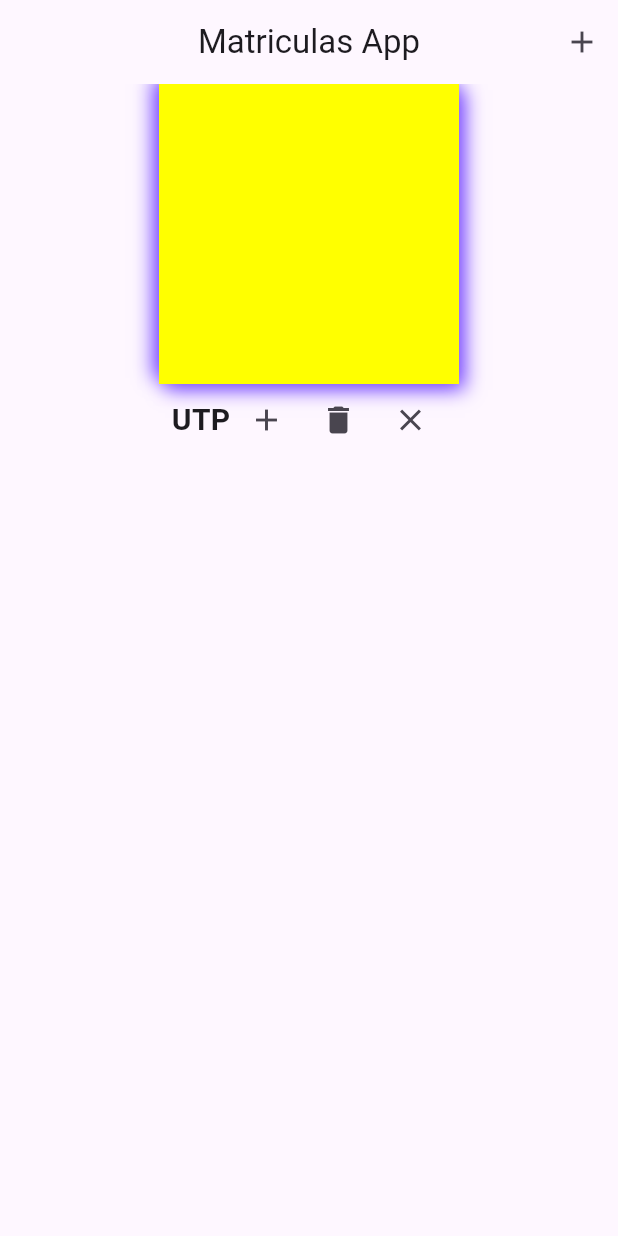
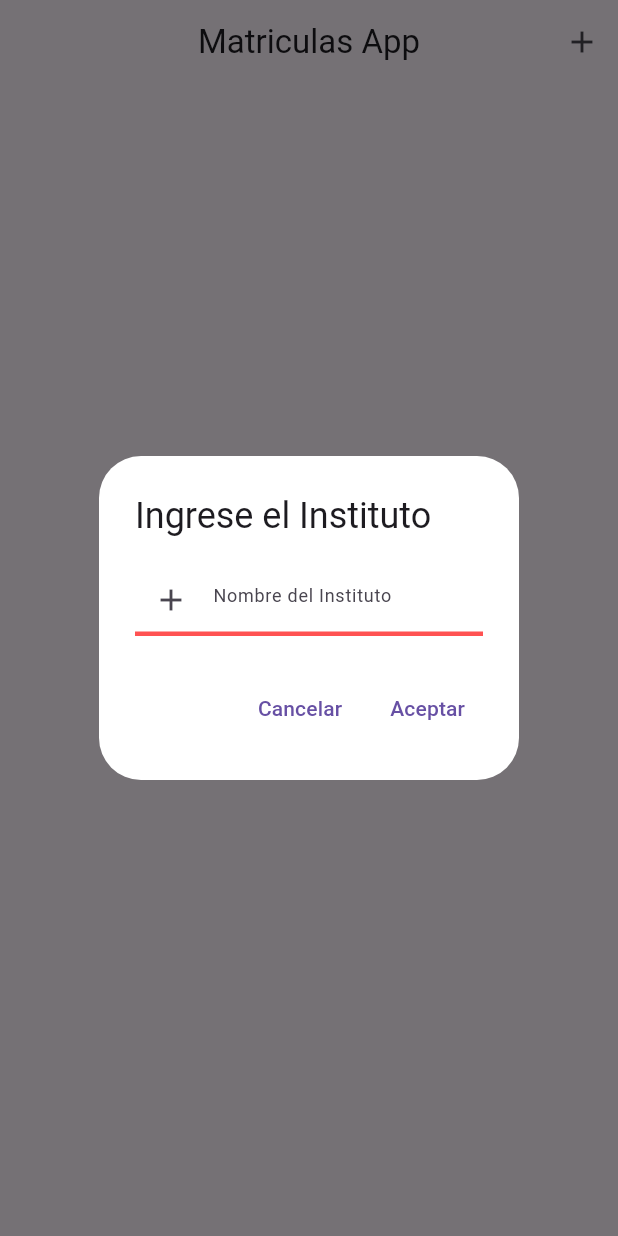
Before and after one commit to WCNosliwsys/matriculaapp, a Flutter app: the screen it shows after launch, after a tap on the "add" icon, on a phone screen of 412 x 824 dp. Run offline on Flutter 3.47's test engine with Material 3 defaults, Android fonts, the phone set to English and light mode, and no system bars.

Commit message:
formulario matricula completado

```diff
--- a/lib/screens/matricula_screen.dart
+++ b/lib/screens/matricula_screen.dart
@@ -24,12 +24,162 @@ class _MatriculasHomeState extends State<MatriculasHome> {
   List<Matricula> matriculasList = [];
 
   List<Institucion> institucioneslist = [];
-  showMiDialogo() {
+
+  TextEditingController _instituteController = TextEditingController();
+  TextEditingController _nombreController = TextEditingController();
+  TextEditingController _direccionController = TextEditingController();
+  TextEditingController _celularController = TextEditingController();
+  showDialogInstitute() {
     showDialog(
-        context: context,
-        builder: (BuildContext context) {
-          return Text("hoal");
-        });
+      context: context,
+      builder: (BuildContext context) {
+        return AlertDialog(
+          title: Text("Ingrese el Instituto"),
+          backgroundColor: Colors.white,
+          content: TextField(
+            controller: _instituteController,
+            decoration: InputDecoration(
+              hintText: "Nombre del Instituto",
+              hintStyle: TextStyle(fontSize: 12),
+              prefixIcon: Icon(
+                Icons.add,
+              ),
+              focusedBorder: OutlineInputBorder(
+                borderRadius: BorderRadius.circular(12.0),
+                borderSide: BorderSide(
+                  color: Colors.deepPurpleAccent,
+                  width: 3.0,
+                ),
+              ),
+              enabledBorder: UnderlineInputBorder(
+                // borderRadius: BorderRadius.circular(12.0),
+                borderSide: BorderSide(
+                  color: Colors.redAccent,
+                  width: 3.0,
+                ),
+              ),
+            ),
+          ),
+          actions: [
+            TextButton(
+              onPressed: () {
+                Navigator.pop(context);
+                // Navigator.pop(context);
+                // Navigator.pop(context);
+              },
+              child: Text(
+                "Cancelar",
+              ),
+            ),
+            TextButton(
+              onPressed: () {
+                print("presiono aceptar");
+                institucioneslist.add(
+                  Institucion(
+                    nombre: _instituteController.text,
+                    direccion: "AV LIMA 123123",
+                    ruc: "12345678",
+                    telefono: "98765431",
+                    matriculas: [],
+                  ),
+                );
+                _instituteController.text = "";
+                setState(() {});
+                Navigator.pop(context);
+              },
+              child: Text(
+                "Aceptar",
+              ),
+            ),
+          ],
+        );
+      },
+    );
+  }
+
+  showDialogMatricula(institucionElement) {
+    showDialog(
+      context: context,
+      builder: (BuildContext context) {
+        return AlertDialog(
+          title: Text("Ingrese Datos de la Persona"),
+          backgroundColor: Colors.white,
+          content: Column(
+            mainAxisSize: MainAxisSize.min,
+            children: [
+              miTextField(_nombreController, "Nombre", Icons.person),
+              miTextField(_direccionController, "Direccion", Icons.house),
+              miTextField(_celularController, "Celular", Icons.phone,
+                  inputType: TextInputType.number),
+            ],
+          ),
+          actions: [
+            TextButton(
+              onPressed: () {
+                Navigator.pop(context);
+                // Navigator.pop(context);
+                // Navigator.pop(context);
+              },
+              child: Text(
+                "Cancelar",
+              ),
+            ),
+            TextButton(
+              onPressed: () {
+                print("presiono aceptar");
+                institucionElement.matriculas.add(
+                  Matricula(
+                    fecha: "14/01/2024",
+                    hora: "11:05",
+                    alumno: Person(
+                        name: _nombreController.text,
+                        address: _direccionController.text,
+                        phone: _celularController.text),
+                    carrera: carrerasList[1],
+                  ),
+                );
+                _nombreController.text = "";
+                _direccionController.text = "";
+                _celularController.text = "";
+                setState(() {});
+                Navigator.pop(context);
+              },
+              child: Text(
+                "Aceptar",
+              ),
+            ),
+          ],
+        );
+      },
+    );
+  }
+
+  TextField miTextField(controller, hint, icon, {TextInputType? inputType}) {
+    return TextField(
+      controller: controller,
+      keyboardType: inputType ?? TextInputType.text,
+      decoration: InputDecoration(
+        hintText: hint,
+        hintStyle: TextStyle(fontSize: 12),
+        prefixIcon: Icon(
+          icon,
+        ),
+        focusedBorder: OutlineInputBorder(
+          borderRadius: BorderRadius.circular(12.0),
+          borderSide: BorderSide(
+            color: Colors.deepPurpleAccent,
+            width: 3.0,
+          ),
+        ),
+        enabledBorder: UnderlineInputBorder(
+          // borderRadius: BorderRadius.circular(12.0),
+          borderSide: BorderSide(
+            color: Colors.redAccent,
+            width: 3.0,
+          ),
+        ),
+      ),
+    );
   }
 
   @override
@@ -42,16 +192,7 @@ class _MatriculasHomeState extends State<MatriculasHome> {
           IconButton(
             onPressed: () {
               //AGREGAR INSTITUCIONES
-              institucioneslist.add(
-                Institucion(
-                  nombre: "UTP",
-                  direccion: "AV LIMA 123123",
-                  ruc: "12345678",
-                  telefono: "98765431",
-                  matriculas: [],
-                ),
-              );
-              setState(() {});
+              showDialogInstitute();
             },
             icon: Icon(Icons.add),
           ),
@@ -86,26 +227,7 @@ class _MatriculasHomeState extends State<MatriculasHome> {
           //   },
           //   child: Text("Agregar"),
           // ),
-          GestureDetector(
-            onTap: () {
-              print("yes");
-              showMiDialogo();
-            },
-            child: Container(
-              width: 200,
-              height: 200,
-              decoration: BoxDecoration(color: Colors.yellowAccent, boxShadow: [
-                BoxShadow(
-                    color: Colors.deepPurpleAccent,
-                    blurRadius: 10,
-                    offset: Offset(4, 4)),
-                BoxShadow(
-                    color: Colors.deepPurpleAccent,
-                    blurRadius: 10,
-                    offset: Offset(-4, -4)),
-              ]),
-            ),
-          ),
+
           ...institucioneslist.map(
             (institucionElement) => Column(
               children: [
@@ -122,7 +244,8 @@ class _MatriculasHomeState extends State<MatriculasHome> {
                     IconButton(
                       onPressed: () {
                         print("agregando-............");
-                        institucionElement.matriculas.add(
+                        showDialogMatricula(institucionElement);
+                        /* institucionElement.matriculas.add(
                           Matricula(
                             fecha: "14/01/2024",
                             hora: "11:05",
@@ -133,7 +256,7 @@ class _MatriculasHomeState extends State<MatriculasHome> {
                             carrera: carrerasList[1],
                           ),
                         );
-                        setState(() {});
+                        setState(() {}); */
                       },
                       icon: Icon(Icons.add),
                     ),
@@ -167,7 +290,7 @@ class _MatriculasHomeState extends State<MatriculasHome> {
                       ),
                     ),
                     title: Text("${e.alumno.name} - ${e.carrera.nombre}"),
-                    subtitle: Text(e.alumno.address),
+                    subtitle: Text("${e.alumno.address} - ${e.alumno.phone}"),
                     trailing: Row(
                       mainAxisSize: MainAxisSize.min,
                       children: [
```
